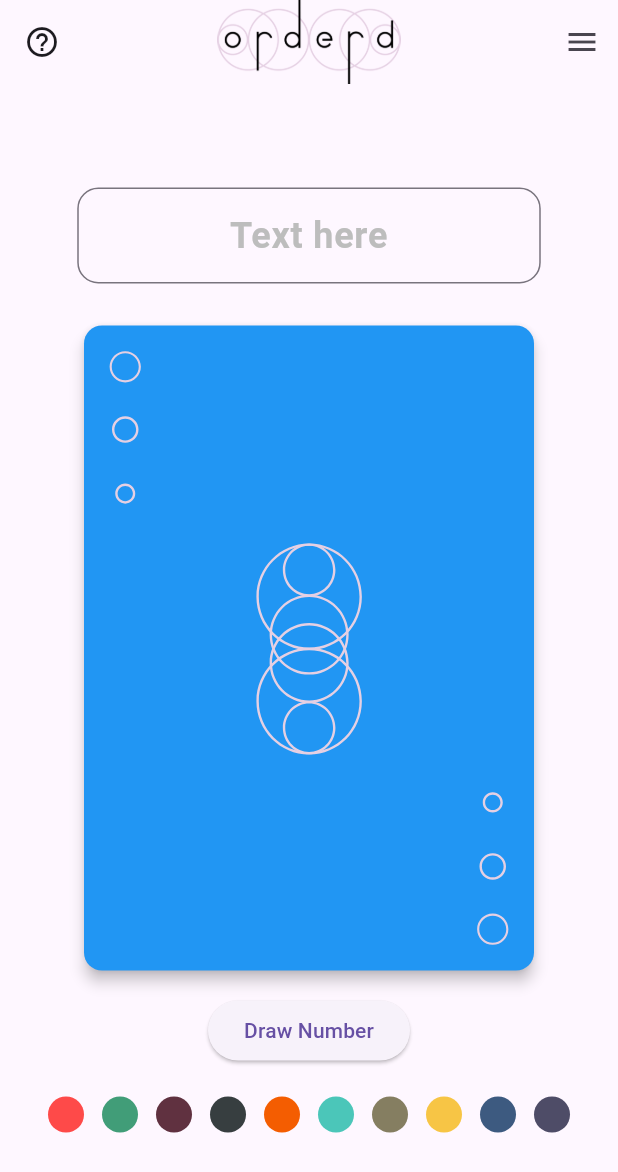
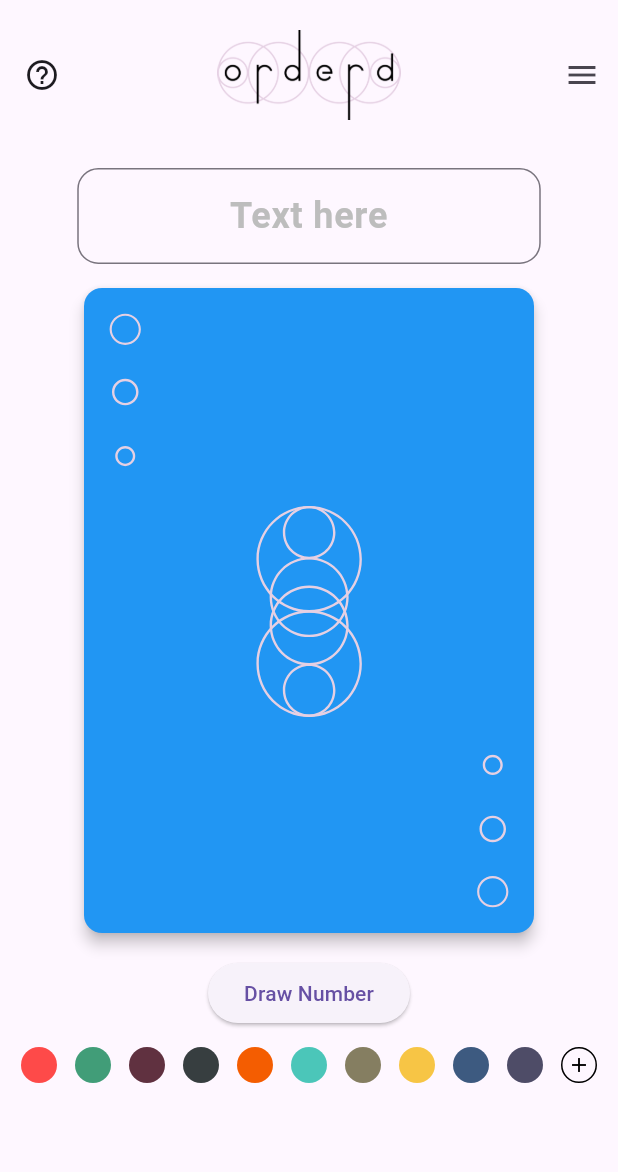
Before and after one commit to zepetriko/ordera, a Flutter app: the screen it shows after launch, on a phone screen of 412 x 824 dp. Shown: the top 1172 px of the screen. Run offline on Flutter 3.47's test engine with Material 3 defaults, Android fonts, the phone set to English and light mode, and no system bars; drawn by our look-alikes of flip_card; our stand-ins replace flutter_colorpicker, flutter_svg, shared_preferences, wakelock_plus.

Commit message:
added color picker and adjusted image sizes

```diff
--- a/lib/screens/home_screen.dart
+++ b/lib/screens/home_screen.dart
@@ -125,6 +125,7 @@ class _HomeScreenState extends State<HomeScreen> {
             height: 60,
             fit: BoxFit.contain,
           ),
+          toolbarHeight: 100,
           actions: [
             IconButton(
               icon: const Icon(Icons.menu),
@@ -132,9 +133,11 @@ class _HomeScreenState extends State<HomeScreen> {
             )
           ],
         ),
-        body: Center(
+        body: Padding(
+          padding: EdgeInsets.only(top: 12),
           child: Column(
-            mainAxisAlignment: MainAxisAlignment.center,
+            mainAxisAlignment: MainAxisAlignment.start,
+            crossAxisAlignment: CrossAxisAlignment.center,
             children: [
               FractionallySizedBox(
                 widthFactor: 0.75,
@@ -164,13 +167,13 @@ class _HomeScreenState extends State<HomeScreen> {
                   ),
                 ),
               ),
-              const SizedBox(height: 24),
+              const SizedBox(height: 12),
               FlipCardWidget(
                 number: number,
                 backColor: backColor,
                 onGenerate: _onNumberGenerated,  // Callback to update number
               ),  // Custom widget for flip card
-              const SizedBox(height: 20),
+              const SizedBox(height: 12),
               ColorSelector(
                 onColorTap: _onColorSelected,  // Callback to update color
               ),   // Custom widget for color selection
--- a/lib/widgets/color_selector.dart
+++ b/lib/widgets/color_selector.dart
@@ -1,4 +1,5 @@
 import 'package:flutter/material.dart';
+import 'package:flutter_colorpicker/flutter_colorpicker.dart';
 
 class ColorSelector extends StatelessWidget {
   final Function(Color color) onColorTap;
@@ -22,20 +23,78 @@ class ColorSelector extends StatelessWidget {
 
     return Row(
       mainAxisAlignment: MainAxisAlignment.center,
-      children: colors.map((color) {
-        return GestureDetector(
-          onTap: () => onColorTap(color),
+      children: [
+        ...colors.map((color) {
+          return GestureDetector(
+            onTap: () => onColorTap(color),
+            child: Container(
+              margin: const EdgeInsets.symmetric(horizontal: 6),
+              width: 24,
+              height: 24,
+              decoration: BoxDecoration(
+                color: color,
+                shape: BoxShape.circle,
+              ),
+            ),
+          );
+        }).toList(),
+
+        GestureDetector(
+          onTap: () => _pickCustomColor(context),
           child: Container(
             margin: const EdgeInsets.symmetric(horizontal: 6),
             width: 24,
             height: 24,
             decoration: BoxDecoration(
-              color: color,
+              color: Colors.transparent,
+              border: Border.all(color: Colors.black),
               shape: BoxShape.circle,
             ),
+            child: const Icon(
+              Icons.add,
+              size: 16,
+              color: Colors.black,
+            ),
           ),
-        );
-      }).toList(),
+        ),
+      ],
     );
   }
+
+  void _pickCustomColor(BuildContext context) {
+    Color selectedColor = Colors.white;
+
+    showDialog(
+      context: context,
+      builder: (context) {
+        return AlertDialog(
+          title: const Text('Pick a color'),
+          content: SingleChildScrollView(
+            child: ColorPicker(
+              pickerColor: selectedColor,
+              onColorChanged: (color) {
+                selectedColor = color;
+              },
+              showLabel: true,
+              pickerAreaHeightPercent: 0.8,
+            ),
+          ),
+          actions: [
+            TextButton(
+              onPressed: () => Navigator.of(context).pop(),
+              child: const Text('Cancel')
+            ),
+            TextButton(
+              onPressed: () {
+                onColorTap(selectedColor);
+                Navigator.of(context).pop();
+              },
+              child: const Text('Select'),
+            ),
+          ],
+        );
+      }
+    );
+  }
+
 }
--- a/lib/widgets/flip_card_widget.dart
+++ b/lib/widgets/flip_card_widget.dart
@@ -39,7 +39,7 @@ class _FlipCardWidgetState extends State<FlipCardWidget> {
   void _startCountdown() {
     setState(() {
       isButtonEnabled = false;
-      countdown = 5;
+      countdown = 10;
     });
 
     _countdownTimer = Timer.periodic(const Duration(seconds: 1), (timer){
@@ -77,7 +77,7 @@ class _FlipCardWidgetState extends State<FlipCardWidget> {
       });
       cardKey.currentState?.toggleCard();
 
-      Future.delayed(const Duration(milliseconds: 500), () {
+      Future.delayed(const Duration(milliseconds: 1000), () {
         if (mounted) {
           widget.onGenerate(randomNumber);
         }
--- a/lib/widgets/tutorial_dialog.dart
+++ b/lib/widgets/tutorial_dialog.dart
@@ -60,7 +60,11 @@ class _TutorialDialogState extends State<TutorialDialog> {
         mainAxisSize: MainAxisSize.min,
         children: [
           if (step.imagePath != null) ...[
-            Image.asset(step.imagePath!),
+            Image.asset(
+              step.imagePath!,
+              width: 300,
+              height: 150,
+            ),
             const SizedBox(height: 12),
           ],
           Text(
--- a/pubspec.yaml
+++ b/pubspec.yaml
@@ -34,6 +34,7 @@ dependencies:
   shared_preferences: ^2.2.2
   flutter_svg: ^2.0.7
   wakelock_plus: ^1.2.8
+  flutter_colorpicker: ^1.1.0
 
   # The following adds the Cupertino Icons font to your application.
   # Use with the CupertinoIcons class for iOS style icons.
```
Also changed, not shown: docs/assets/fonts/MaterialIcons-Regular.otf, pubspec.lock, 4 other files.
